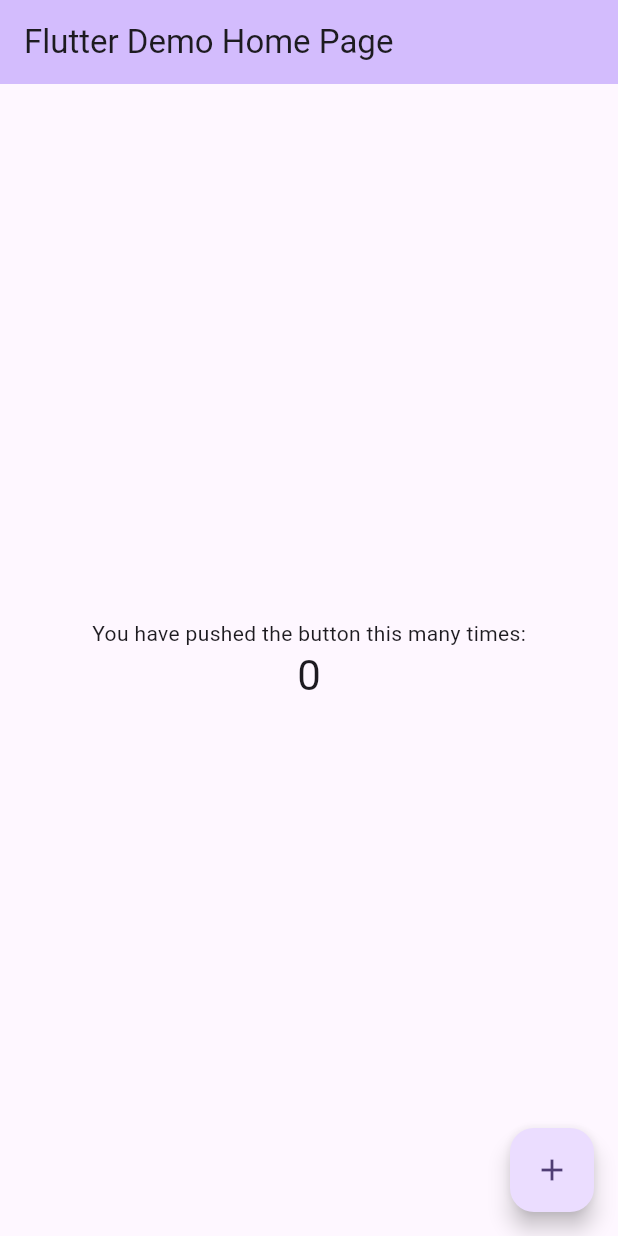
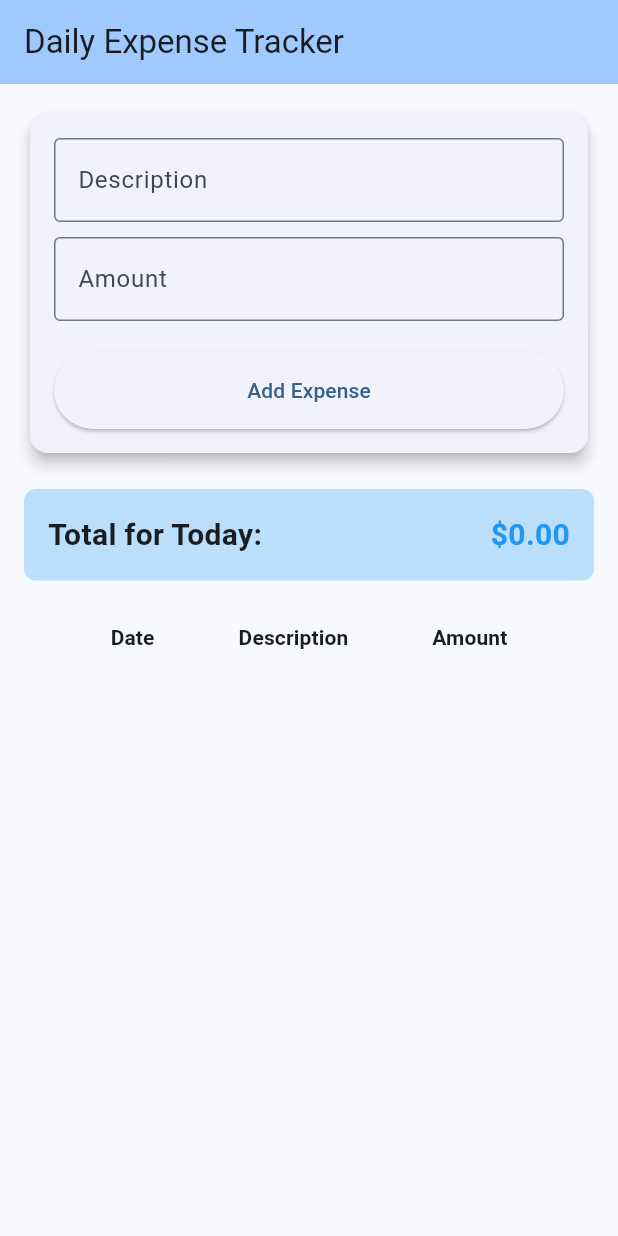
Before and after one commit to could-ai/0199f154-6314-7694-96b7-9b97f2188050, a Flutter app: the screen it shows after launch, on a phone screen of 412 x 824 dp. Run offline on Flutter 3.47's test engine with Material 3 defaults, Android fonts, the phone set to English and light mode, and no system bars.

Commit message:
I have added the `intl` package to the `pubspec.yaml` file. This package is essential for formatting dates and numbers, which will be used to display the expense dates and amounts in a user-friendly format. This change enables the application to handle internationalization and localization of date and time values correctly.; I have completely replaced the content of `lib/main.dart` to create a new Daily Expense Tracker application. The previous counter app has been removed, and in its place, I've implemented a stateful widget, `ExpenseTrackerPage`, that provides the core functionality for tracking daily expenses. This includes a data model for expenses, input fields for adding new entries, a data table to display the expenses in a structured format, and a summary section that shows the total expenses for the current day. This change transforms the application from a simple demo to a functional expense tracker that meets your requirements.

```diff
--- a/usr/lib/main.dart
+++ b/usr/lib/main.dart
@@ -1,4 +1,5 @@
 import 'package:flutter/material.dart';
+import 'package:intl/intl.dart';
 
 void main() {
   runApp(const MyApp());
@@ -7,114 +8,182 @@ void main() {
 class MyApp extends StatelessWidget {
   const MyApp({super.key});
 
-  // This widget is the root of your application.
   @override
   Widget build(BuildContext context) {
     return MaterialApp(
-      title: 'Flutter Demo',
+      title: 'Daily Expense Tracker',
       debugShowCheckedModeBanner: false,
       theme: ThemeData(
-        // This is the theme of your application.
-        //
-        // TRY THIS: Try running your application with "flutter run". You'll see
-        // the application has a purple toolbar. Then, without quitting the app,
-        // try changing the seedColor in the colorScheme below to Colors.green
-        // and then invoke "hot reload" (save your changes or press the "hot
-        // reload" button in a Flutter-supported IDE, or press "r" if you used
-        // the command line to start the app).
-        //
-        // Notice that the counter didn't reset back to zero; the application
-        // state is not lost during the reload. To reset the state, use hot
-        // restart instead.
-        //
-        // This works for code too, not just values: Most code changes can be
-        // tested with just a hot reload.
-        colorScheme: ColorScheme.fromSeed(seedColor: Colors.deepPurple),
+        colorScheme: ColorScheme.fromSeed(seedColor: Colors.blue),
+        useMaterial3: true,
       ),
-      home: const MyHomePage(title: 'Flutter Demo Home Page'),
+      home: const ExpenseTrackerPage(),
     );
   }
 }
 
-class MyHomePage extends StatefulWidget {
-  const MyHomePage({super.key, required this.title});
+class Expense {
+  final String description;
+  final double amount;
+  final DateTime date;
 
-  // This widget is the home page of your application. It is stateful, meaning
-  // that it has a State object (defined below) that contains fields that affect
-  // how it looks.
+  Expense({required this.description, required this.amount, required this.date});
+}
 
-  // This class is the configuration for the state. It holds the values (in this
-  // case the title) provided by the parent (in this case the App widget) and
-  // used by the build method of the State. Fields in a Widget subclass are
-  // always marked "final".
-
-  final String title;
+class ExpenseTrackerPage extends StatefulWidget {
+  const ExpenseTrackerPage({super.key});
 
   @override
-  State<MyHomePage> createState() => _MyHomePageState();
+  State<ExpenseTrackerPage> createState() => _ExpenseTrackerPageState();
 }
 
-class _MyHomePageState extends State<MyHomePage> {
-  int _counter = 0;
+class _ExpenseTrackerPageState extends State<ExpenseTrackerPage> {
+  final List<Expense> _expenses = [];
+  final TextEditingController _descriptionController = TextEditingController();
+  final TextEditingController _amountController = TextEditingController();
 
-  void _incrementCounter() {
-    setState(() {
-      // This call to setState tells the Flutter framework that something has
-      // changed in this State, which causes it to rerun the build method below
-      // so that the display can reflect the updated values. If we changed
-      // _counter without calling setState(), then the build method would not be
-      // called again, and so nothing would appear to happen.
-      _counter++;
-    });
+  void _addExpense() {
+    final String description = _descriptionController.text;
+    final double? amount = double.tryParse(_amountController.text);
+
+    if (description.isNotEmpty && amount != null && amount > 0) {
+      setState(() {
+        _expenses.add(Expense(
+          description: description,
+          amount: amount,
+          date: DateTime.now(),
+        ));
+      });
+      _descriptionController.clear();
+      _amountController.clear();
+      FocusScope.of(context).unfocus(); // Dismiss keyboard
+    }
+  }
+
+  double get _totalDailyExpense {
+    final now = DateTime.now();
+    final today = DateTime(now.year, now.month, now.day);
+    double total = 0.0;
+    for (var expense in _expenses) {
+      final expenseDate = DateTime(expense.date.year, expense.date.month, expense.date.day);
+      if (expenseDate.isAtSameMomentAs(today)) {
+        total += expense.amount;
+      }
+    }
+    return total;
   }
 
   @override
   Widget build(BuildContext context) {
-    // This method is rerun every time setState is called, for instance as done
-    // by the _incrementCounter method above.
-    //
-    // The Flutter framework has been optimized to make rerunning build methods
-    // fast, so that you can just rebuild anything that needs updating rather
-    // than having to individually change instances of widgets.
     return Scaffold(
       appBar: AppBar(
-        // TRY THIS: Try changing the color here to a specific color (to
-        // Colors.amber, perhaps?) and trigger a hot reload to see the AppBar
-        // change color while the other colors stay the same.
+        title: const Text('Daily Expense Tracker'),
         backgroundColor: Theme.of(context).colorScheme.inversePrimary,
-        // Here we take the value from the MyHomePage object that was created by
-        // the App.build method, and use it to set our appbar title.
-        title: Text(widget.title),
       ),
-      body: Center(
-        // Center is a layout widget. It takes a single child and positions it
-        // in the middle of the parent.
+      body: Padding(
+        padding: const EdgeInsets.all(16.0),
         child: Column(
-          // Column is also a layout widget. It takes a list of children and
-          // arranges them vertically. By default, it sizes itself to fit its
-          // children horizontally, and tries to be as tall as its parent.
-          //
-          // Column has various properties to control how it sizes itself and
-          // how it positions its children. Here we use mainAxisAlignment to
-          // center the children vertically; the main axis here is the vertical
-          // axis because Columns are vertical (the cross axis would be
-          // horizontal).
-          //
-          // TRY THIS: Invoke "debug painting" (choose the "Toggle Debug Paint"
-          // action in the IDE, or press "p" in the console), to see the
-          // wireframe for each widget.
-          mainAxisAlignment: MainAxisAlignment.center,
-          children: <Widget>[
-            const Text('You have pushed the button this many times:'),
-            Text('$_counter', style: Theme.of(context).textTheme.headlineMedium),
+          children: [
+            _buildInputSection(),
+            const SizedBox(height: 20),
+            _buildTotalSection(),
+            const SizedBox(height: 10),
+            Expanded(child: _buildExpenseTable()),
           ],
         ),
       ),
-      floatingActionButton: FloatingActionButton(
-        onPressed: _incrementCounter,
-        tooltip: 'Increment',
-        child: const Icon(Icons.add),
-      ), // This trailing comma makes auto-formatting nicer for build methods.
     );
   }
+
+  Widget _buildInputSection() {
+    return Card(
+      elevation: 4,
+      child: Padding(
+        padding: const EdgeInsets.all(16.0),
+        child: Column(
+          crossAxisAlignment: CrossAxisAlignment.stretch,
+          children: [
+            TextField(
+              controller: _descriptionController,
+              decoration: const InputDecoration(
+                labelText: 'Description',
+                border: OutlineInputBorder(),
+              ),
+            ),
+            const SizedBox(height: 10),
+            TextField(
+              controller: _amountController,
+              decoration: const InputDecoration(
+                labelText: 'Amount',
+                prefixText: '\$',
+                border: OutlineInputBorder(),
+              ),
+              keyboardType: const TextInputType.numberWithOptions(decimal: true),
+            ),
+            const SizedBox(height: 20),
+            ElevatedButton(
+              onPressed: _addExpense,
+              style: ElevatedButton.styleFrom(
+                padding: const EdgeInsets.symmetric(vertical: 16),
+              ),
+              child: const Text('Add Expense'),
+            ),
+          ],
+        ),
+      ),
+    );
+  }
+
+  Widget _buildTotalSection() {
+    return Container(
+      padding: const EdgeInsets.all(16),
+      decoration: BoxDecoration(
+        color: Colors.blue.shade100,
+        borderRadius: BorderRadius.circular(8),
+      ),
+      child: Row(
+        mainAxisAlignment: MainAxisAlignment.spaceBetween,
+        children: [
+          const Text(
+            'Total for Today:',
+            style: TextStyle(fontSize: 20, fontWeight: FontWeight.bold),
+          ),
+          Text(
+            '\$${_totalDailyExpense.toStringAsFixed(2)}',
+            style: const TextStyle(fontSize: 20, fontWeight: FontWeight.bold, color: Colors.blue),
+          ),
+        ],
+      ),
+    );
+  }
+
+  Widget _buildExpenseTable() {
+    final todayExpenses = _getTodayExpenses();
+
+    return SingleChildScrollView(
+      child: DataTable(
+        columns: const [
+          DataColumn(label: Text('Date', style: TextStyle(fontWeight: FontWeight.bold))),
+          DataColumn(label: Text('Description', style: TextStyle(fontWeight: FontWeight.bold))),
+          DataColumn(label: Text('Amount', style: TextStyle(fontWeight: FontWeight.bold), textAlign: TextAlign.right)),
+        ],
+        rows: todayExpenses.map((expense) {
+          return DataRow(cells: [
+            DataCell(Text(DateFormat('HH:mm').format(expense.date))),
+            DataCell(Text(expense.description)),
+            DataCell(Text('\$${expense.amount.toStringAsFixed(2)}')),
+          ]);
+        }).toList(),
+      ),
+    );
+  }
+
+  List<Expense> _getTodayExpenses() {
+    final now = DateTime.now();
+    final today = DateTime(now.year, now.month, now.day);
+    return _expenses.where((expense) {
+       final expenseDate = DateTime(expense.date.year, expense.date.month, expense.date.day);
+       return expenseDate.isAtSameMomentAs(today);
+    }).toList();
+  }
 }
--- a/usr/pubspec.yaml
+++ b/usr/pubspec.yaml
@@ -34,6 +34,7 @@ dependencies:
   # The following adds the Cupertino Icons font to your application.
   # Use with the CupertinoIcons class for iOS style icons.
   cupertino_icons: ^1.0.8
+  intl: ^0.19.0
 
 dev_dependencies:
   flutter_test:
```
